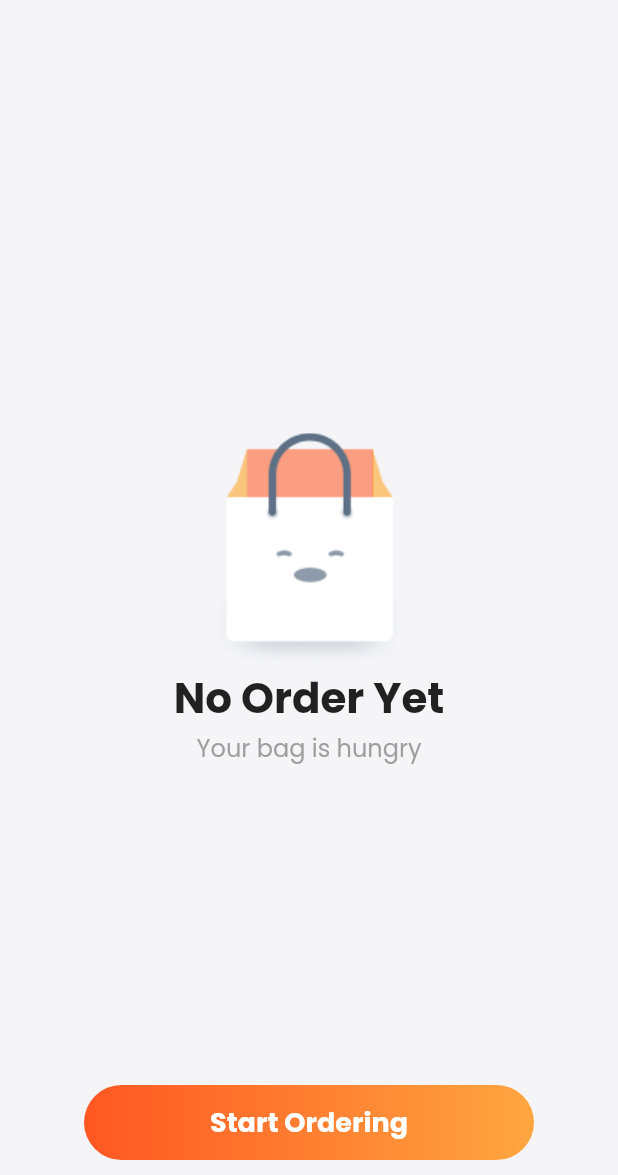
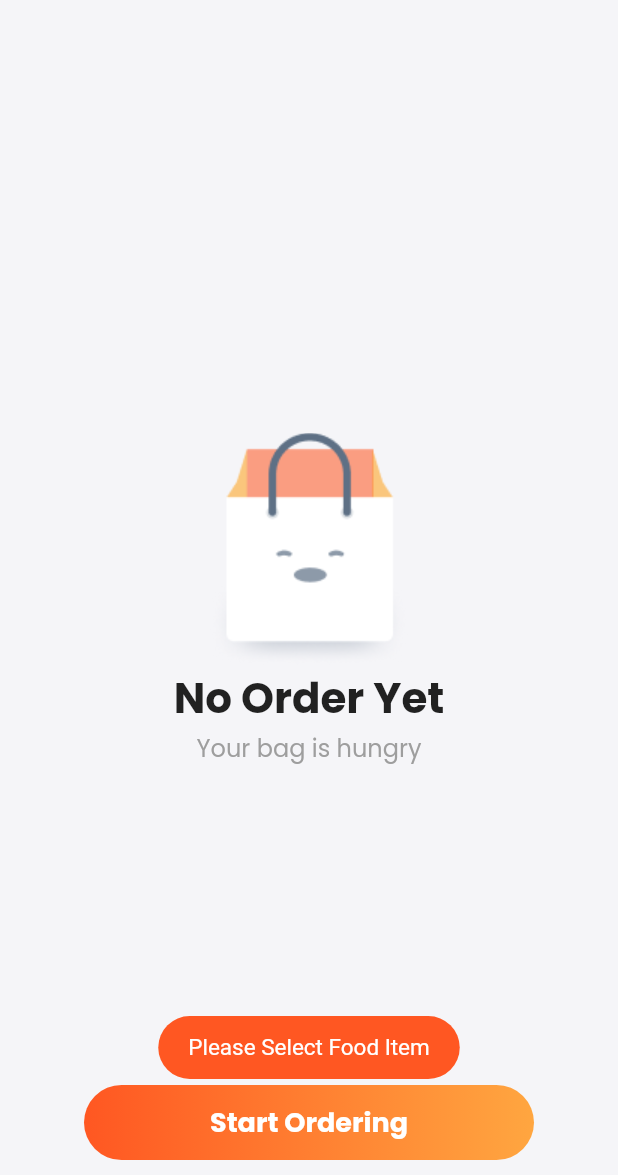
Before and after one commit to yonaries/beudelivery-clone, a Flutter app: the BagScreen screen opened directly, after a tap on "Start Ordering", on a phone screen of 412 x 824 dp, the part 61-1236 px from its top. Run offline on Flutter 3.47's test engine with Material 2 defaults, Android fonts, the light colour scheme and no system bars; our stand-ins replace firebase_core, flutter_slidable, flutter_spinkit, font_awesome_flutter, google_fonts, liquid_pull_to_refresh and 2 more; accounts and stored records are empty.

Commit message:
toast messages added

```diff
--- a/userapp/lib/controller/bag_items_controller.dart
+++ b/userapp/lib/controller/bag_items_controller.dart
@@ -3,6 +3,7 @@ import 'package:provider/provider.dart';
 import 'package:userapp/controller/navbar_provider.dart';
 import 'package:userapp/model/bag_item_model.dart';
 import 'package:userapp/view/components/bag/bag_list_builder.dart';
+import 'package:userapp/view/components/toast.dart';
 import 'package:userapp/view/screens/checkout.dart';
 
 List<CartItemsModel> cartList = [];
@@ -18,7 +19,10 @@ Widget bagItemContainer(
     return Stack(
       children: [
         bagItemListBuilder(
-            context, cartItemIncrementDecrementHandler, removeCartItem),
+          context,
+          cartItemIncrementDecrementHandler,
+          removeCartItem,
+        ),
         Positioned(
           bottom: 10,
           child: Container(
@@ -79,19 +83,20 @@ GestureDetector startOrderingButton(
   final currentNavBar = Provider.of<NavBarController>(context);
   return GestureDetector(
     onTap: () {
-      if (hasCartItem) {
+      // checking if at least one of the item count is greater than 1
+      if (hasCartItem && cartList.any((item) => item.itemCount != 0)) {
         // send to checkout
         Navigator.push(
           context,
           MaterialPageRoute(
             builder: (context) {
-              return CheckoutScreen();
+              return const CheckoutScreen();
             },
           ),
         );
       } else {
         // Send to Home
-        currentNavBar.changePage(0);
+        showToastMessage(message: "Please Select Food Item");
       }
     },
     child: Center(
--- a/userapp/lib/main.dart
+++ b/userapp/lib/main.dart
@@ -1,5 +1,6 @@
 import 'package:flutter/material.dart';
 import 'package:provider/provider.dart';
+import 'package:toast/toast.dart';
 import 'package:userapp/controller/navbar_provider.dart';
 import 'package:userapp/controller/notifications_controller.dart';
 import 'controller/order_page_controller.dart';
--- /dev/null
+++ b/userapp/lib/view/components/toast.dart
@@ -0,0 +1,11 @@
+import 'package:flutter/material.dart';
+import 'package:toast/toast.dart';
+
+showToastMessage({required String message}) {
+  Toast.show(
+    message,
+    duration: Toast.lengthLong,
+    gravity: Toast.bottom,
+    backgroundColor: Colors.deepOrange,
+  );
+}
--- a/userapp/lib/view/screens/bag.dart
+++ b/userapp/lib/view/screens/bag.dart
@@ -1,6 +1,9 @@
 import 'package:flutter/material.dart';
+import 'package:toast/toast.dart';
 import 'package:userapp/view/components/appbar.dart';
 import 'package:userapp/controller/bag_items_controller.dart';
+import 'package:userapp/view/components/toast.dart';
+import 'package:userapp/view/screens/food_detail.dart';
 
 class BagScreen extends StatefulWidget {
   const BagScreen({Key? key}) : super(key: key);
@@ -26,11 +29,13 @@ class _BagScreenState extends State<BagScreen> {
   void removeCartItem(int index) {
     setState(() {
       cartList.remove(cartList[index]);
+      showToastMessage(message: "Item removed succesfully.");
     });
   }
 
   @override
   Widget build(BuildContext context) {
+    ToastContext().init(context);
     return Scaffold(
       appBar: topAppBar(
         appbarTitle: const Text(
--- a/userapp/lib/view/screens/food_detail.dart
+++ b/userapp/lib/view/screens/food_detail.dart
@@ -1,4 +1,5 @@
 import 'package:flutter/material.dart';
+import 'package:toast/toast.dart';
 import 'package:userapp/controller/bag_items_controller.dart';
 import 'package:userapp/controller/similar_foods_controller.dart';
 import 'package:userapp/model/bag_item_model.dart';
@@ -9,6 +10,7 @@ import 'package:userapp/model/special_offers_dataModel.dart';
 import 'package:userapp/view/components/nav_bottom.dart';
 import 'package:userapp/view/components/order_details/order_detail_orders_component.dart';
 import 'package:userapp/view/components/food_datails/food_image.dart';
+import 'package:userapp/view/components/toast.dart';
 
 class FoodDetailScreen extends StatefulWidget {
   const FoodDetailScreen({key}) : super(key: key);
@@ -26,7 +28,7 @@ class _FoodDetailScreenState extends State<FoodDetailScreen> {
   String restaurant = "";
   String description = "";
 
-  int itemCount = 0;
+  int itemCount = 1;
   bool isFavorite = false;
   void plusAndMinusHandler(bool add) {
     if (add) {
@@ -48,6 +50,7 @@ class _FoodDetailScreenState extends State<FoodDetailScreen> {
 
   @override
   Widget build(BuildContext context) {
+    ToastContext().init(context);
     final currentWidth = MediaQuery.of(context).size.width;
 
     // recieving data from another page
@@ -81,6 +84,7 @@ class _FoodDetailScreenState extends State<FoodDetailScreen> {
       restaurant = food.restaurant;
       itemSize = food.itemSize;
     }
+
     return Scaffold(
       bottomNavigationBar: const BottomNavBar(),
       body: Stack(
@@ -234,7 +238,7 @@ class _FoodDetailScreenState extends State<FoodDetailScreen> {
                     itemprice: itemprice,
                     restaurant: restaurant,
                     itemSize: itemSize,
-                    itemCount: 1,
+                    itemCount: itemCount,
                   );
 
                   // logic to check if item is on cart or not
@@ -247,10 +251,14 @@ class _FoodDetailScreenState extends State<FoodDetailScreen> {
                     }
                   }
 
+                  // adding to cart
                   if (addToCart) {
                     cartList.add(newItem);
+                    showToastMessage(
+                        message: "Food added to cart successfully.");
                   } else {
                     // show toast if the item is already on cart
+                    showToastMessage(message: "Food is already inside cart.");
                   }
                 },
                 child: Center(
--- a/userapp/pubspec.yaml
+++ b/userapp/pubspec.yaml
@@ -43,10 +43,7 @@ dependencies:
   pull_to_refresh: ^2.0.0
   font_awesome_flutter: ^10.1.0
   liquid_pull_to_refresh: ^3.0.1
-
-
-
-
+  toast: ^0.2.9
 
 dev_dependencies:
   flutter_test:
```
Also changed, not shown: userapp/lib/controller/order_page_controller.dart (+16 -16 lines), userapp/lib/model/notifications_model.dart (+6 -5 lines), userapp/pubspec.lock.
